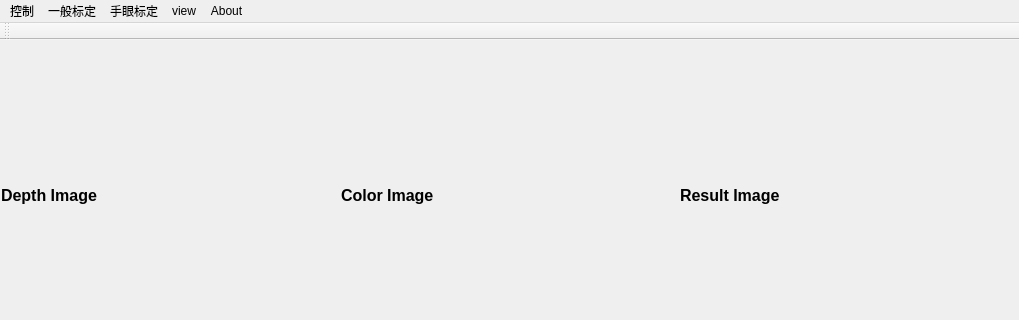
Before: the Qt Designer form mainwindow.ui in tony2278/AutomaticGrab, drawn with Qt 5; both pictures show x 0 to 1019 and y 0 to 320 of the 1019 by 580 pixel window.
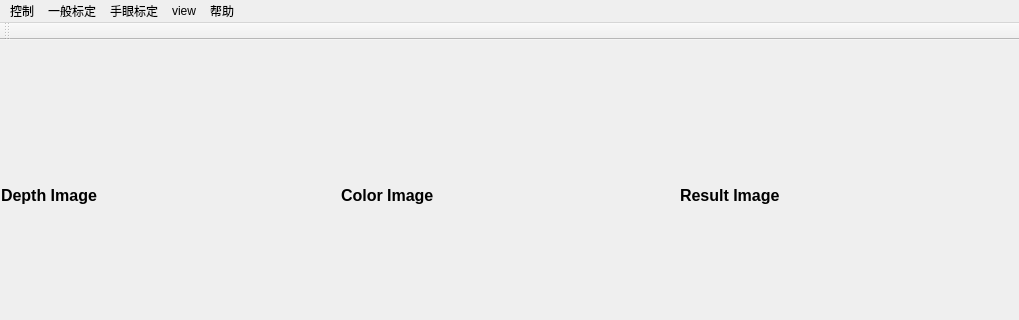
After: the same form once the commit is applied.

Patch:
```diff
--- a/mainwindow.ui
+++ b/mainwindow.ui
@@ -225,7 +225,7 @@
    </widget>
    <widget class="QMenu" name="menuAbout">
     <property name="title">
-     <string>About</string>
+     <string>帮助</string>
     </property>
     <addaction name="actionAbout"/>
    </widget>
```
Left out of the diff: 2 changed lines with no effect on the pictures.
